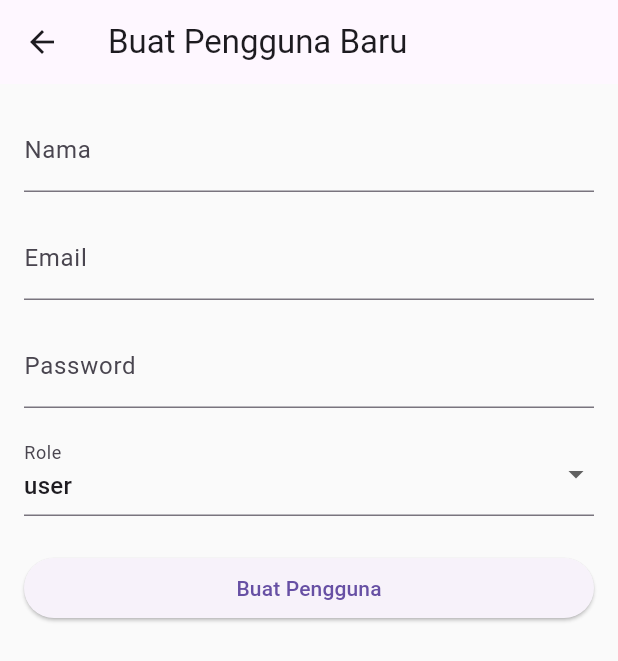
After one commit to jihan-p/stack_crud_flutter, a Flutter app: the MainScreen screen opened directly, item 2 of the bottom bar chosen, after a tap on the "add" icon, on a phone screen of 412 x 824 dp. The commit adds this screen. Shown: the top 661 px of the screen. Run offline on Flutter 3.47's test engine with Material 3 defaults, Android fonts, the phone set to English and light mode, and no system bars; our stand-ins replace dio, flutter_secure_storage; accounts and stored records are empty; network calls fail.

Commit message:
feat(navigation, user-crud): Implement multi-screen navigation and user management
This commit introduces two major enhancements to the application: a structured, multi-screen navigation system and the complete CRUD (Create, Read, Update, Delete) functionality for user management.

### 1. Multi-Screen Navigation with `MainScreen`

-   **Refactored Root Navigation**: The primary navigation logic in `main.dart` has been updated. After a successful login, the app now routes to a new `MainScreen` instead of directly to the `ProductListScreen`.
-   **`BottomNavigationBar`**: The `MainScreen` contains a `BottomNavigationBar` that allows users to seamlessly switch between the "Products" and "Users" sections of the application.
-   **Scalable Architecture**: This new structure provides a scalable foundation for adding more top-level features in the future.

### 2. Full User CRUD Implementation

-   **New Data Layer**: Created `UserService` to handle API requests to the `/admin/users` endpoint and a `UserProvider` to manage the state for the user list.
-   **New UI Screens**:
    -   `UserListScreen`: Fetches and displays a list of all users, with actions for editing and deleting.
    -   `UserFormScreen`: A reusable form for both creating new users and updating existing ones.
-   **Complete CUD Operations**: Implemented the logic for `addUser`, `updateUser`, and `deleteUser` in the provider, connecting them to the UI via buttons and a confirmation dialog for deletion.

### 3. Bug Fixes and Robustness

-   **Corrected JSON Parsing**: Fixed a critical parsing error in the `User.fromJson` factory by updating the keys to `PascalCase` (`ID`, `Name`, `Email`, `Role`) to match the Go backend's response.
-   **Resilient API Handling**:
    -   The `updateUser` service method was improved to handle backend responses that only return a success message instead of the full updated object.
    -   The `deleteUser` service method now correctly handles `204 No Content` success responses, preventing runtime errors.
-   **Fixed UI Refresh Bug**: Resolved an issue where the `UserListScreen` would not update after an edit. The screen now explicitly reloads its data after returning from the `UserFormScreen`, ensuring data consistency.

```diff
--- a/lib/data/models/user.dart
+++ b/lib/data/models/user.dart
@@ -1,16 +1,27 @@
 // lib/data/models/user.dart
 class User {
   final int id;
+  final String name;
   final String email;
   final String role;
   // ... tambahkan properti lain yang dibutuhkan
-  User({required this.id, required this.email, required this.role});
+  User({
+    required this.id,
+    required this.name,
+    required this.email,
+    required this.role,
+  });
 
   factory User.fromJson(Map<String, dynamic> json) {
     return User(
-      id: json['id'],
-      email: json['email'],
-      role: json['role'],
+      id: json['ID'] ?? 0,
+      name: json['Name'] ?? '',
+      email: json['Email'] ?? '',
+      role: json['Role'] ?? '',
     );
   }
+  // Tambahkan toJson() untuk operasi CREATE/UPDATE
+  Map<String, dynamic> toJson() {
+    return {'id': id, 'name': name, 'email': email, 'role': role};
+  }
 }
--- /dev/null
+++ b/lib/data/providers/user_provider.dart
@@ -0,0 +1,81 @@
+// lib/data/providers/user_provider.dart
+
+import 'package:flutter/material.dart';
+import '../models/user.dart';
+import '../services/user_service.dart';
+
+enum UserStatus { initial, loading, loaded, error }
+
+class UserProvider extends ChangeNotifier {
+  final UserService _userService = UserService();
+
+  UserStatus _status = UserStatus.initial;
+  List<User> _users = [];
+  String _errorMessage = '';
+
+  UserStatus get status => _status;
+  List<User> get users => _users;
+  String get errorMessage => _errorMessage;
+
+  Future<void> loadUsers() async {
+    print('UserProvider: Loading users...');
+    _status = UserStatus.loading;
+    notifyListeners();
+    try {
+      _users = await _userService.fetchUsers();
+      _status = UserStatus.loaded;
+    } catch (e) {
+      _errorMessage = e.toString();
+      _status = UserStatus.error;
+      print('UserProvider: Error loading users: $e');
+    }
+    notifyListeners();
+  }
+
+  Future<void> addUser(Map<String, dynamic> data) async {
+    print('UserProvider: Attempting to add new user.');
+    try {
+      final newUser = await _userService.createUser(data);
+      _users.insert(0, newUser);
+      print('UserProvider: User ${newUser.id} added locally.');
+      notifyListeners();
+    } catch (e) {
+      print('UserProvider: Error adding user: $e');
+      _errorMessage = e.toString();
+      rethrow;
+    }
+  }
+
+  Future<void> updateUser(int userId, Map<String, dynamic> data) async {
+    print('UserProvider: Attempting to update user $userId');
+    try {
+      final updatedUser = await _userService.updateUser(userId, data);
+      final index = _users.indexWhere((user) => user.id == userId);
+      if (index != -1) {
+        _users[index] = updatedUser;
+        print('UserProvider: User $userId updated locally.');
+        notifyListeners();
+      }
+    } catch (e) {
+      print('UserProvider: Error updating user: $e');
+      _errorMessage = e.toString();
+      notifyListeners(); // Notify listeners about the error state
+      rethrow;
+    }
+  }
+
+  Future<void> deleteUser(int userId) async {
+    print('UserProvider: Attempting to delete user $userId');
+    try {
+      await _userService.deleteUser(userId);
+      _users.removeWhere((user) => user.id == userId);
+      print('UserProvider: User $userId deleted locally.');
+      notifyListeners();
+    } catch (e) {
+      print('UserProvider: Error deleting user: $e');
+      _errorMessage = e.toString().replaceFirst('Exception: ', '');
+      // Tampilkan pesan error hanya jika benar-benar gagal (misalnya 400)
+      notifyListeners();
+    }
+  }
+}
--- /dev/null
+++ b/lib/data/services/user_service.dart
@@ -0,0 +1,107 @@
+// lib/data/services/user_service.dart
+
+import 'package:dio/dio.dart';
+import '../http_client.dart';
+import '../models/user.dart'; // Pastikan model User diimpor
+
+class UserService {
+  final Dio _dio = HttpClient.dioInstance;
+
+  Future<List<User>> fetchUsers() async {
+    try {
+      // KOREKSI: Ubah '/users' menjadi '/admin/users'
+      final response = await _dio.get('/admin/users');
+      print('UserService: Raw response from /admin/users: ${response.data}');
+
+      if (response.statusCode == 200) {
+        // Asumsi Golang mengembalikan List<Map> di bawah key 'data'
+        final dynamic userData = response.data['data'];
+
+        if (userData is List) {
+          return userData.map((json) => User.fromJson(json)).toList();
+        }
+      }
+      return []; // Kembalikan list kosong jika data tidak valid
+    } on DioException catch (e) {
+      throw Exception(
+        e.response?.data?['message'] ?? 'Gagal memuat daftar pengguna.',
+      );
+    }
+  }
+
+  // Tambahkan fungsi createUser(), updateUser(), dan deleteUser() di sini
+  // CREATE: Membuat pengguna baru
+  Future<User> createUser(Map<String, dynamic> userData) async {
+    try {
+      print('UserService: Creating user with data: $userData');
+      // Endpoint: POST /admin/users
+      final response = await _dio.post('/admin/users', data: userData);
+      print(
+        'UserService: Raw response from POST /admin/users: ${response.data}',
+      );
+      if (response.statusCode == 201) {
+        return User.fromJson(response.data['data']);
+      }
+      throw Exception('Gagal membuat pengguna.');
+    } on DioException catch (e) {
+      print('UserService: Error creating user: $e');
+      throw Exception(
+        e.response?.data?['message'] ?? 'Kesalahan saat membuat pengguna.',
+      );
+    }
+  }
+
+  // UPDATE: Memperbarui pengguna berdasarkan ID
+  Future<User> updateUser(int userId, Map<String, dynamic> userData) async {
+    try {
+      print('UserService: Updating user $userId with data: $userData');
+      // Endpoint: PUT /admin/users/:id
+      final response = await _dio.put('/admin/users/$userId', data: userData);
+      print(
+        'UserService: Raw response from PUT /admin/users/$userId: ${response.data}',
+      );
+      if (response.statusCode == 200) {
+        // GOLANG HANYA MENGEMBALIKAN MESSAGE, BUKAN DATA PENGGUNA BARU.
+        // Solusi: Ambil data pengguna yang dikirim (userData) dan tambahkan ID.
+        // Ini mengasumsikan operasi PUT Golang berhasil memperbarui data yang dikirim.
+
+        // Karena Golang hanya kirim {message: ...}, kita buat objek User dari data input:
+        final Map<String, dynamic> updatedData = Map.from(userData);
+        updatedData['ID'] = userId; // Tambahkan ID yang sudah diketahui
+
+        return User.fromJson(updatedData); // Gunakan data input
+      }
+      throw Exception(
+        response.data?['message'] ?? 'Gagal memperbarui pengguna.',
+      );
+    } on DioException catch (e) {
+      print('UserService: Error updating user: $e');
+      throw Exception(
+        e.response?.data?['message'] ?? 'Kesalahan saat memperbarui pengguna.',
+      );
+    }
+  }
+
+  // DELETE: Menghapus pengguna berdasarkan ID
+  Future<void> deleteUser(int userId) async {
+    try {
+      print('UserService: Deleting user with ID: $userId');
+      // Endpoint: DELETE /admin/users/:id
+      final response = await _dio.delete('/admin/users/$userId');
+      print(
+        'UserService: Response from DELETE /admin/users/$userId: ${response.statusCode}',
+      );
+      // Jika 200 OK atau 204 No Content, kita asumsikan berhasil.
+      if (response.statusCode == 200 || response.statusCode == 204) {
+        return; // Berhasil, keluar dari fungsi tanpa throw.
+      }
+      // Jika status lain, throw error
+      throw Exception(response.data?['message'] ?? 'Gagal menghapus pengguna.');
+    } on DioException catch (e) {
+      print('UserService: Error deleting user: $e');
+      throw Exception(
+        e.response?.data?['message'] ?? 'Kesalahan koneksi saat delete',
+      );
+    }
+  }
+}
--- /dev/null
+++ b/lib/features/main/screens/main_screen.dart
@@ -0,0 +1,42 @@
+// lib/features/main/screens/main_screen.dart
+
+import 'package:flutter/material.dart';
+import 'package:stack_crud_flutter/features/product/screens/product_list_screen.dart';
+import 'package:stack_crud_flutter/features/user/screens/user_list_screen.dart';
+
+class MainScreen extends StatefulWidget {
+  const MainScreen({super.key});
+
+  @override
+  State<MainScreen> createState() => _MainScreenState();
+}
+
+class _MainScreenState extends State<MainScreen> {
+  int _selectedIndex = 0;
+
+  final List<Widget> _screens = [
+    const ProductListScreen(),
+    const UserListScreen(), // Layar CRUD User Anda
+  ];
+
+  void _onItemTapped(int index) {
+    setState(() {
+      _selectedIndex = index;
+    });
+  }
+
+  @override
+  Widget build(BuildContext context) {
+    return Scaffold(
+      body: IndexedStack(index: _selectedIndex, children: _screens),
+      bottomNavigationBar: BottomNavigationBar(
+        items: const <BottomNavigationBarItem>[
+          BottomNavigationBarItem(icon: Icon(Icons.inventory), label: 'Produk'),
+          BottomNavigationBarItem(icon: Icon(Icons.people), label: 'Pengguna'),
+        ],
+        currentIndex: _selectedIndex,
+        onTap: _onItemTapped,
+      ),
+    );
+  }
+}
--- /dev/null
+++ b/lib/features/user/screens/user_form_screen.dart
@@ -0,0 +1,176 @@
+// lib/features/user/screens/user_form_screen.dart
+
+import 'package:flutter/material.dart';
+import 'package:provider/provider.dart';
+import '../../../data/models/user.dart';
+import '../../../data/providers/user_provider.dart';
+
+class UserFormScreen extends StatefulWidget {
+  final User? userToEdit;
+
+  const UserFormScreen({this.userToEdit, Key? key}) : super(key: key);
+
+  @override
+  State<UserFormScreen> createState() => _UserFormScreenState();
+}
+
+class _UserFormScreenState extends State<UserFormScreen> {
+  final _formKey = GlobalKey<FormState>();
+  final _nameController = TextEditingController();
+  final _emailController = TextEditingController();
+  final _passwordController = TextEditingController();
+  String _selectedRole = 'user'; // Default role
+
+  bool _isLoading = false;
+
+  @override
+  void initState() {
+    super.initState();
+    if (widget.userToEdit != null) {
+      final u = widget.userToEdit!;
+      _nameController.text = u.name;
+      _emailController.text = u.email;
+      _selectedRole = u.role;
+    }
+  }
+
+  @override
+  void dispose() {
+    _nameController.dispose();
+    _emailController.dispose();
+    _passwordController.dispose();
+    super.dispose();
+  }
+
+  Future<void> _saveUser() async {
+    if (!_formKey.currentState!.validate()) {
+      return;
+    }
+
+    setState(() {
+      _isLoading = true;
+    });
+
+    final provider = Provider.of<UserProvider>(context, listen: false);
+    final data = {
+      'name': _nameController.text,
+      'email': _emailController.text,
+      'role': _selectedRole,
+    };
+
+    // Hanya tambahkan password jika sedang dalam mode CREATE dan password diisi
+    if (widget.userToEdit == null && _passwordController.text.isNotEmpty) {
+      data['password'] = _passwordController.text;
+    }
+
+    try {
+      if (widget.userToEdit == null) {
+        await provider.addUser(data);
+        _showSuccessSnackbar('Pengguna berhasil dibuat!');
+      } else {
+        await provider.updateUser(widget.userToEdit!.id, data);
+        _showSuccessSnackbar('Pengguna berhasil diperbarui!');
+      }
+
+      if (mounted) Navigator.of(context).pop();
+    } catch (e) {
+      _showErrorSnackbar(e.toString());
+    } finally {
+      if (mounted) {
+        setState(() {
+          _isLoading = false;
+        });
+      }
+    }
+  }
+
+  void _showSuccessSnackbar(String message) {
+    ScaffoldMessenger.of(context).showSnackBar(
+      SnackBar(content: Text(message), backgroundColor: Colors.green),
+    );
+  }
+
+  void _showErrorSnackbar(String message) {
+    ScaffoldMessenger.of(context).showSnackBar(
+      SnackBar(
+        content: Text('Error: ${message.replaceFirst("Exception: ", "")}'),
+        backgroundColor: Colors.red,
+      ),
+    );
+  }
+
+  @override
+  Widget build(BuildContext context) {
+    final isEditing = widget.userToEdit != null;
+
+    return Scaffold(
+      appBar: AppBar(
+        title: Text(isEditing ? 'Edit Pengguna' : 'Buat Pengguna Baru'),
+      ),
+      body: SingleChildScrollView(
+        padding: const EdgeInsets.all(16.0),
+        child: Form(
+          key: _formKey,
+          child: Column(
+            children: <Widget>[
+              TextFormField(
+                controller: _nameController,
+                decoration: const InputDecoration(labelText: 'Nama'),
+                validator: (v) => v!.isEmpty ? 'Nama wajib diisi.' : null,
+              ),
+              const SizedBox(height: 16),
+              TextFormField(
+                controller: _emailController,
+                decoration: const InputDecoration(labelText: 'Email'),
+                keyboardType: TextInputType.emailAddress,
+                validator: (v) => v!.isEmpty ? 'Email wajib diisi.' : null,
+              ),
+              const SizedBox(height: 16),
+              // Hanya tampilkan field password saat membuat user baru
+              if (!isEditing)
+                TextFormField(
+                  controller: _passwordController,
+                  decoration: const InputDecoration(labelText: 'Password'),
+                  obscureText: true,
+                  validator: (v) {
+                    if (!isEditing && (v == null || v.isEmpty)) {
+                      return 'Password wajib diisi saat membuat pengguna baru.';
+                    }
+                    return null;
+                  },
+                ),
+              const SizedBox(height: 16),
+              DropdownButtonFormField<String>(
+                value: _selectedRole,
+                decoration: const InputDecoration(labelText: 'Role'),
+                items: ['admin', 'user']
+                    .map(
+                      (role) =>
+                          DropdownMenuItem(value: role, child: Text(role)),
+                    )
+                    .toList(),
+                onChanged: (value) {
+                  if (value != null) {
+                    setState(() {
+                      _selectedRole = value;
+                    });
+                  }
+                },
+              ),
+              const SizedBox(height: 24),
+              SizedBox(
+                width: double.infinity,
+                child: ElevatedButton(
+                  onPressed: _isLoading ? null : _saveUser,
+                  child: _isLoading
+                      ? const CircularProgressIndicator(color: Colors.white)
+                      : Text(isEditing ? 'Simpan Perubahan' : 'Buat Pengguna'),
+                ),
+              ),
+            ],
+          ),
+        ),
+      ),
+    );
+  }
+}
--- /dev/null
+++ b/lib/features/user/screens/user_list_screen.dart
@@ -0,0 +1,143 @@
+// lib/features/user/screens/user_list_screen.dart
+
+import 'package:flutter/material.dart';
+import 'package:provider/provider.dart';
+import '../../../data/providers/user_provider.dart'; // Pastikan sudah diimpor
+import 'user_form_screen.dart';
+
+class UserListScreen extends StatefulWidget {
+  const UserListScreen({super.key});
+
+  @override
+  State<UserListScreen> createState() => _UserListScreenState();
+}
+
+class _UserListScreenState extends State<UserListScreen> {
+  @override
+  void initState() {
+    super.initState();
+    // Panggil fungsi untuk memuat data pengguna saat layar dimuat
+    Future.microtask(
+      () => Provider.of<UserProvider>(context, listen: false).loadUsers(),
+    );
+  }
+
+  // Fungsi untuk menampilkan dialog konfirmasi hapus
+  void _showDeleteConfirmationDialog(int userId, String userName) {
+    showDialog(
+      context: context,
+      builder: (ctx) => AlertDialog(
+        title: const Text('Konfirmasi Hapus'),
+        content: Text(
+          'Apakah Anda yakin ingin menghapus pengguna "$userName"?',
+        ),
+        actions: <Widget>[
+          TextButton(
+            child: const Text('Batal'),
+            onPressed: () => Navigator.of(ctx).pop(),
+          ),
+          TextButton(
+            child: const Text('Hapus', style: TextStyle(color: Colors.red)),
+            onPressed: () {
+              Provider.of<UserProvider>(
+                context,
+                listen: false,
+              ).deleteUser(userId);
+              Navigator.of(ctx).pop();
+            },
+          ),
+        ],
+      ),
+    );
+  }
+
+  @override
+  Widget build(BuildContext context) {
+    return Scaffold(
+      appBar: AppBar(
+        title: const Text('Daftar Pengguna'),
+        actions: [
+          IconButton(
+            icon: const Icon(Icons.add),
+            onPressed: () {
+              // Tunggu hasil dari form, lalu muat ulang data
+              Navigator.of(context)
+                  .push<bool>(
+                    MaterialPageRoute(
+                      builder: (context) => const UserFormScreen(),
+                    ),
+                  )
+                  .then(
+                    (_) => Provider.of<UserProvider>(
+                      context,
+                      listen: false,
+                    ).loadUsers(),
+                  );
+            },
+          ),
+        ],
+      ),
+      body: Consumer<UserProvider>(
+        builder: (context, userProvider, child) {
+          if (userProvider.status == UserStatus.loading) {
+            return const Center(child: CircularProgressIndicator());
+          }
+
+          if (userProvider.status == UserStatus.error) {
+            return Center(child: Text('Error: ${userProvider.errorMessage}'));
+          }
+
+          if (userProvider.users.isEmpty) {
+            return const Center(child: Text('Tidak ada data pengguna.'));
+          }
+
+          // Tampilkan daftar pengguna
+          return ListView.builder(
+            itemCount: userProvider.users.length,
+            itemBuilder: (context, index) {
+              final user = userProvider.users[index];
+              return ListTile(
+                leading: const Icon(Icons.person),
+                title: Text(user.name),
+                subtitle: Text(user.email),
+                trailing: Row(
+                  mainAxisSize: MainAxisSize.min,
+                  children: [
+                    Text(user.role, style: const TextStyle(color: Colors.grey)),
+                    IconButton(
+                      icon: const Icon(Icons.edit, color: Colors.blue),
+                      onPressed: () {
+                        // Tunggu hasil dari form, lalu muat ulang data
+                        Navigator.of(context)
+                            .push<bool>(
+                              MaterialPageRoute(
+                                builder: (context) =>
+                                    UserFormScreen(userToEdit: user),
+                              ),
+                            )
+                            .then(
+                              (_) => Provider.of<UserProvider>(
+                                context,
+                                listen: false,
+                              ).loadUsers(),
+                            );
+                      },
+                    ),
+                    IconButton(
+                      icon: const Icon(Icons.delete, color: Colors.red),
+                      onPressed: () {
+                        _showDeleteConfirmationDialog(user.id, user.name);
+                      },
+                    ),
+                  ],
+                ),
+                // onTap tidak diperlukan lagi karena ada tombol aksi
+                onTap: () {},
+              );
+            },
+          );
+        },
+      ),
+    );
+  }
+}
--- a/lib/main.dart
+++ b/lib/main.dart
@@ -6,10 +6,11 @@ import 'package:provider/provider.dart';
 // Import Providers Anda
 import 'data/providers/auth_provider.dart';
 import 'data/providers/product_provider.dart';
+import 'data/providers/user_provider.dart';
 
 // Import Screens (Halaman Awal)
 import 'features/auth/screens/login_screen.dart';
-import 'features/product/screens/product_list_screen.dart'; // Akan digunakan setelah login
+import 'features/main/screens/main_screen.dart';
 
 void main() {
   // 1. Pastikan Flutter Binding sudah diinisialisasi (penting untuk Secure Storage)
@@ -21,6 +22,7 @@ void main() {
       providers: [
         ChangeNotifierProvider(create: (_) => AuthProvider()),
         ChangeNotifierProvider(create: (_) => ProductProvider()),
+        ChangeNotifierProvider(create: (_) => UserProvider()),
       ],
       child: const MyApp(), // Panggil root widget Anda
     ),
@@ -52,7 +54,7 @@ class MyApp extends StatelessWidget {
 
           // Navigasi Bersyarat
           if (auth.isLoggedIn) {
-            return const ProductListScreen();
+            return const MainScreen();
           } else {
             return LoginScreen();
           }
```
